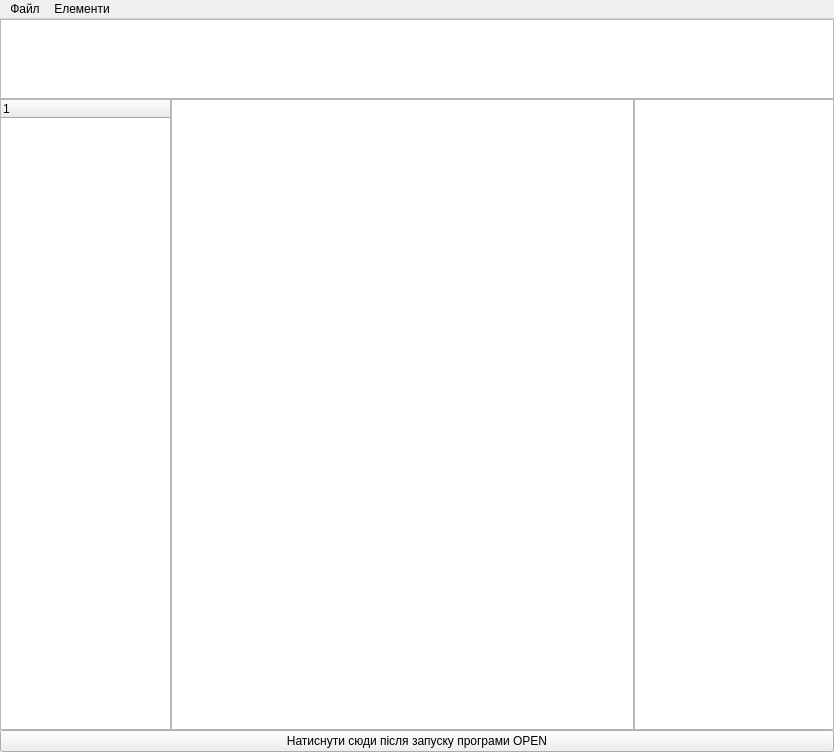
This is mainwindow.ui in nazarlamer/Painting as Qt 5 draws it before an edit. The edited form follows.
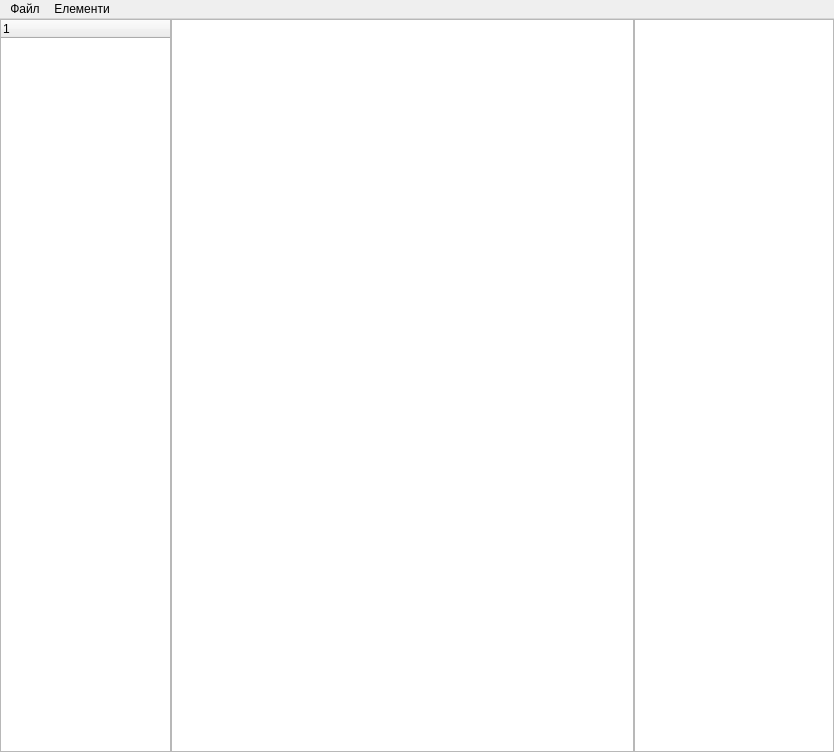
This is the edited form. Custom widgets are drawn as their Qt base class.

```diff
--- a/mainwindow.ui
+++ b/mainwindow.ui
@@ -35,31 +35,6 @@
       <property name="spacing">
        <number>0</number>
       </property>
-      <item alignment="Qt::AlignTop">
-       <widget class="QListWidget" name="listWidget">
-        <property name="enabled">
-         <bool>true</bool>
-        </property>
-        <property name="sizePolicy">
-         <sizepolicy hsizetype="Expanding" vsizetype="Expanding">
-          <horstretch>0</horstretch>
-          <verstretch>0</verstretch>
-         </sizepolicy>
-        </property>
-        <property name="minimumSize">
-         <size>
-          <width>0</width>
-          <height>0</height>
-         </size>
-        </property>
-        <property name="maximumSize">
-         <size>
-          <width>16777215</width>
-          <height>80</height>
-         </size>
-        </property>
-       </widget>
-      </item>
       <item>
        <layout class="QHBoxLayout" name="horizontalLayout_2">
         <property name="spacing">
@@ -126,7 +101,7 @@
      </layout>
     </item>
     <item>
-     <layout class="QHBoxLayout" name="horizontalLayout" stretch="0">
+     <layout class="QHBoxLayout" name="horizontalLayout" stretch="">
       <property name="spacing">
        <number>0</number>
       </property>
@@ -145,13 +120,6 @@
       <property name="bottomMargin">
        <number>0</number>
       </property>
-      <item>
-       <widget class="QPushButton" name="openButton">
-        <property name="text">
-         <string>Натиснути сюди після запуску програми OPEN</string>
-        </property>
-       </widget>
-      </item>
      </layout>
     </item>
    </layout>
```
Left out of the diff: 3 changed lines with no effect on the pictures.
